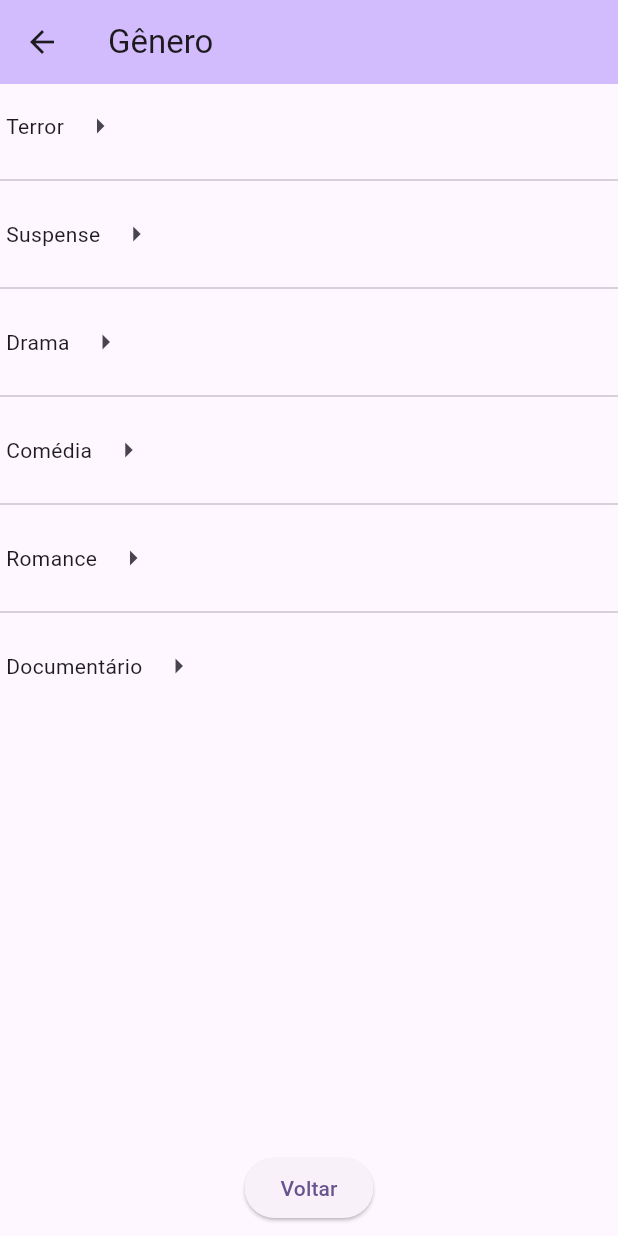
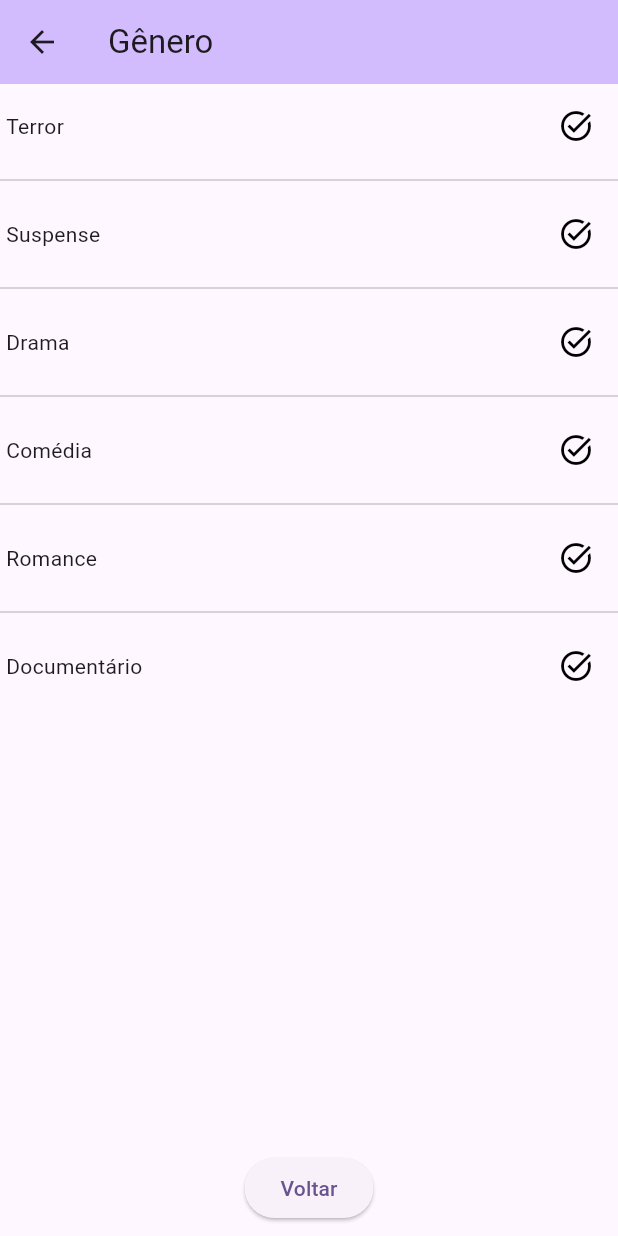
Before and after one commit to WilliamSilvaGh/pmfilmes, a Flutter app: the screen it shows after launch, after a tap on the "add" icon, on a phone screen of 412 x 824 dp. Run offline on Flutter 3.47's test engine with Material 3 defaults, Android fonts, the phone set to English and light mode, and no system bars.

```diff
--- a/lib/main.dart
+++ b/lib/main.dart
@@ -1,4 +1,5 @@
 import 'package:flutter/material.dart';
+import 'package:pmfilmes/page/filter_page.dart';
 import 'package:pmfilmes/page/genero_page.dart';
 import 'package:pmfilmes/repositorio/genero_repositorio.dart';
 import 'package:pmfilmes/vm/genero_view_model.dart';
@@ -13,7 +14,6 @@ class MyApp extends StatelessWidget {
 
   @override
   Widget build(BuildContext context) {
-
     return MultiProvider(
       providers: [
         ChangeNotifierProvider(
@@ -56,6 +56,15 @@ class _MyHomePageState extends State<MyHomePage> {
       appBar: AppBar(
         backgroundColor: Theme.of(context).colorScheme.inversePrimary,
         title: Text(widget.title),
+        actions: [
+          IconButton(
+            onPressed: () => Navigator.push(
+              context,
+              MaterialPageRoute(builder: (_) => const FilterPage()),
+            ),
+            icon: const Icon(Icons.tune),
+          )
+        ],
       ),
       body: Center(
         child: Column(
--- a/lib/vm/genero_view_model.dart
+++ b/lib/vm/genero_view_model.dart
@@ -3,7 +3,11 @@ import 'package:pmfilmes/dominio/genero.dart';
 
 class GeneroViewModel extends ChangeNotifier {
   final List<Genero> generos;
-  late Genero _genero;
+
+  //Genero? significa que a variavel esperar
+  //receber um objeto do tipo Genero
+  //mas tb aceita que o valor fique nulo
+  Genero? _genero;
 
   GeneroViewModel({
     required this.generos,
@@ -14,5 +18,9 @@ class GeneroViewModel extends ChangeNotifier {
     notifyListeners();
   }
 
-  Genero get generoSelecionar => _genero;
+  bool get jaSelecionouGenero => _genero != null;
+  //genero! força a plataforma a aceitar
+  // que a variavel está preenchida
+  //tipo: Confia que vai ter valor!
+  Genero get generoSelecionado => _genero!;
 }
--- a/lib/widgets/genero_item_view.dart
+++ b/lib/widgets/genero_item_view.dart
@@ -10,14 +10,23 @@ class GeneroItemView extends StatelessWidget {
 
   @override
   Widget build(BuildContext context) {
+    final vm = Provider.of<GeneroViewModel>(context);
+
     return Container(
       padding: const EdgeInsets.all(4),
       child: Row(
+        mainAxisAlignment: MainAxisAlignment.spaceBetween,
         children: [
           Text(genero.nome),
           IconButton(
-            onPressed: () {},
-            icon: const Icon(Icons.arrow_right),
+            onPressed: () => click(context),
+            icon: Icon(
+              Icons.task_alt,
+              color:
+                  vm.jaSelecionouGenero && vm.generoSelecionado.id == genero.id
+                      ? Colors.green
+                      : Colors.black,
+            ),
           ),
         ],
       ),
@@ -25,7 +34,7 @@ class GeneroItemView extends StatelessWidget {
   }
 
   void click(BuildContext context) {
-    final vm = Provider.of<GeneroViewModel>(context);
+    final vm = Provider.of<GeneroViewModel>(context, listen: false);
     vm.selecionaGenero(genero);
 
     Navigator.pop(context);
```
Also changed, not shown: lib/page/filter_page.dart (added, +50 -0 lines).
